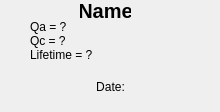
marcodeltutto/SBNDPurityMonitorDAQ, file sbndprmdaq/data_display.ui: the form before one commit.
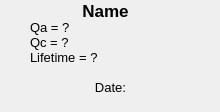
The form after the commit.

Commit message: Improved UI font sizes

```diff
--- a/sbndprmdaq/data_display.ui
+++ b/sbndprmdaq/data_display.ui
@@ -23,6 +23,11 @@
       <height>61</height>
      </rect>
     </property>
+    <property name="font">
+     <font>
+      <pointsize>10</pointsize>
+     </font>
+    </property>
     <property name="text">
      <string>Qa = ?
 Qc = ?
@@ -43,7 +48,7 @@
     </property>
     <property name="font">
      <font>
-      <pointsize>15</pointsize>
+      <pointsize>13</pointsize>
       <weight>75</weight>
       <bold>true</bold>
      </font>
@@ -64,6 +69,11 @@
       <height>21</height>
      </rect>
     </property>
+    <property name="font">
+     <font>
+      <pointsize>10</pointsize>
+     </font>
+    </property>
     <property name="text">
      <string>Date:</string>
     </property>
```
The commit also changes 4 other files.
